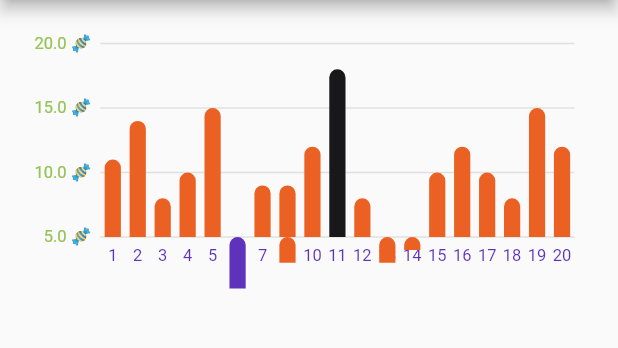
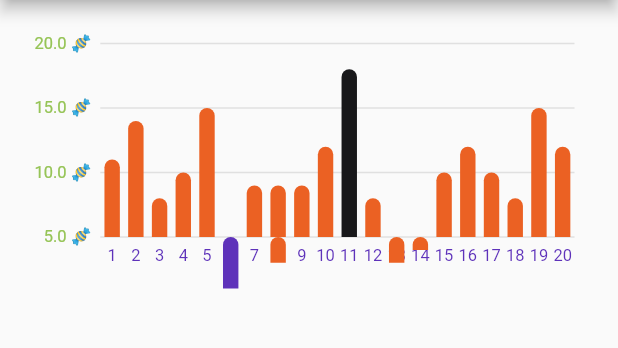
Before and after one commit to KrzysztofLen/halloween_bar_chart, a Flutter app: the screen it shows after launch, on a phone screen of 412 x 824 dp, the part 84-432 px from its top. Run offline on Flutter 3.47's test engine with Material 2 defaults, Android fonts, the phone set to English and light mode, and no system bars; our stand-ins replace charts_flutter.

Commit message:
fix number bars

```diff
--- a/lib/widgets/halloween_bar_chart.dart
+++ b/lib/widgets/halloween_bar_chart.dart
@@ -23,6 +23,7 @@ class HalloweenBarChart extends StatelessWidget {
       ScaryStatics(7, 9),
       ScaryStatics(8, 9),
       ScaryStatics(8, 3),
+      ScaryStatics(9, 9),
       ScaryStatics(10, 12),
       ScaryStatics(11, 18),
       ScaryStatics(12, 8),
```
